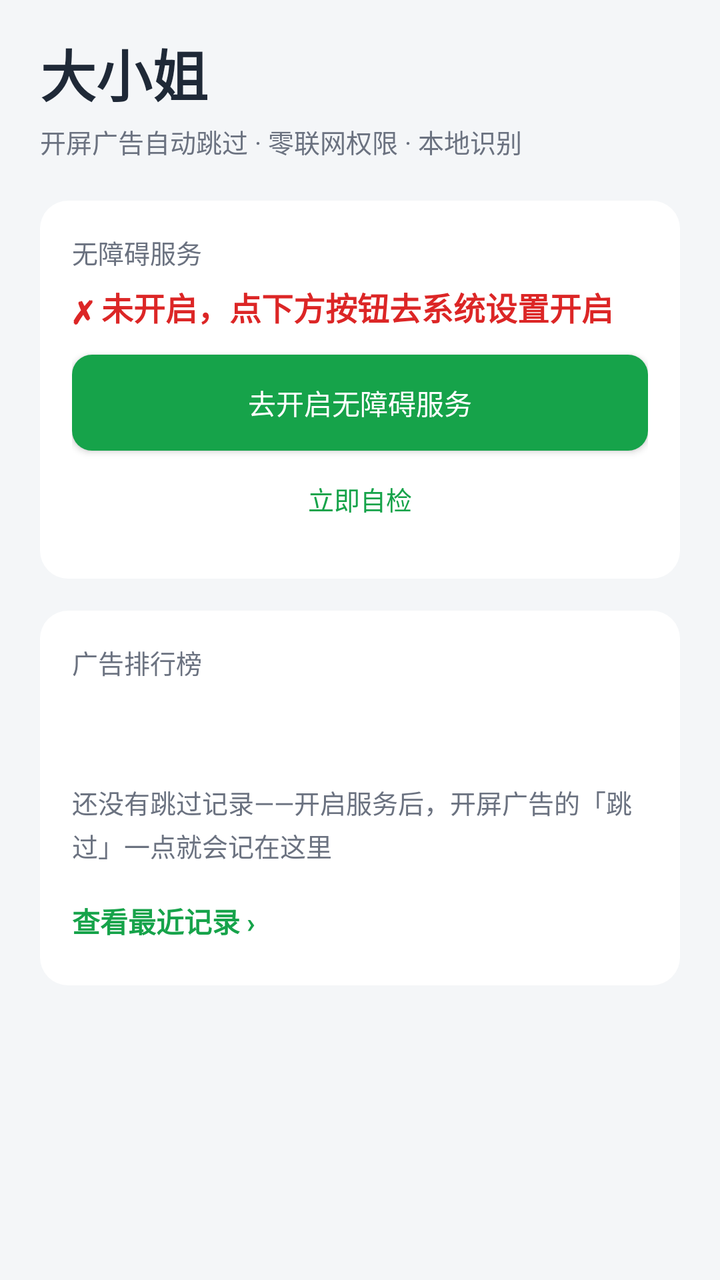
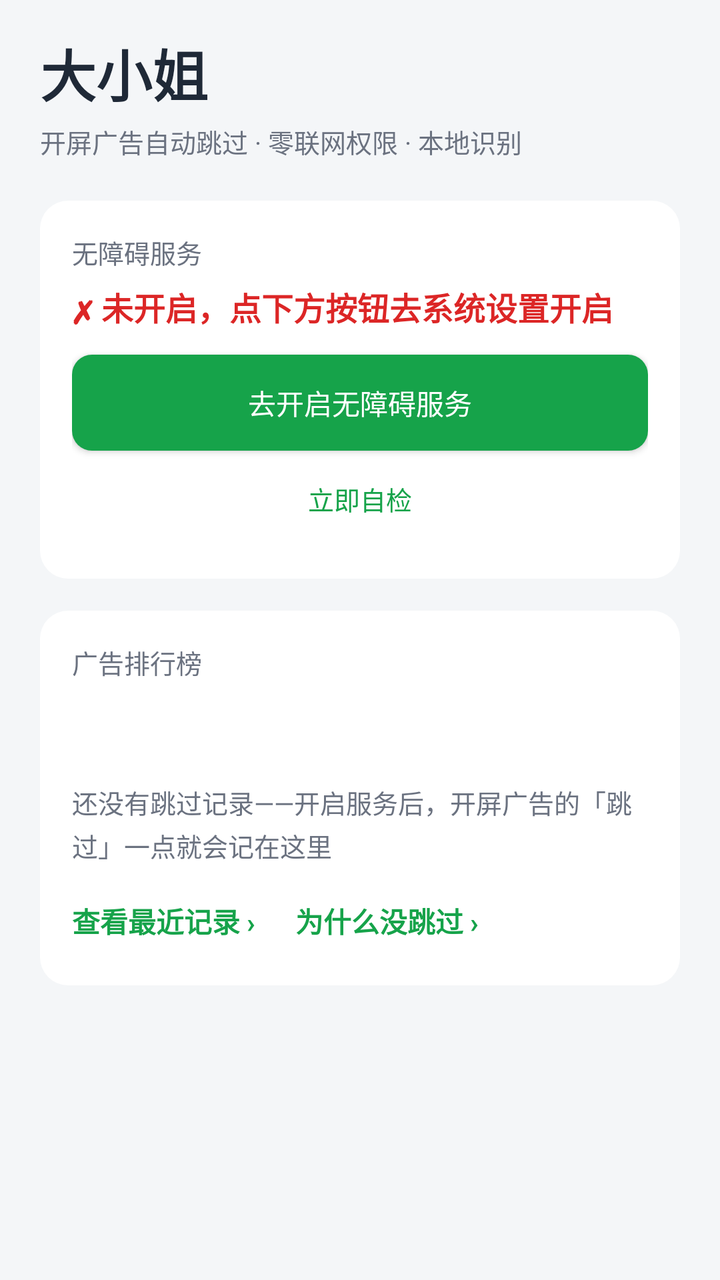

Before-and-after screenshots of an Android layout around one commit, followed by the original layout XML and the change that was made.
<!-- AndroidManifest.xml: application theme Theme.Daxiaojie -->
<!-- res/layout/activity_main.xml -->
<?xml version="1.0" encoding="utf-8"?>
<LinearLayout xmlns:android="http://schemas.android.com/apk/res/android"
    android:layout_width="match_parent"
    android:layout_height="match_parent"
    android:orientation="vertical">

    <View
        android:id="@+id/inset_top"
        android:layout_width="match_parent"
        android:layout_height="0dp" />

    <FrameLayout
        android:id="@+id/content_frame"
        android:layout_width="match_parent"
        android:layout_height="0dp"
        android:layout_weight="1">

        
        <FrameLayout
            android:id="@+id/blur_content"
            android:layout_width="match_parent"
            android:layout_height="match_parent">

        <ScrollView
            android:id="@+id/page_home"
            android:layout_width="match_parent"
            android:layout_height="match_parent"
            android:fillViewport="true">

            <LinearLayout
                android:layout_width="match_parent"
                android:layout_height="wrap_content"
                android:orientation="vertical"
                android:paddingLeft="20dp"
                android:paddingRight="20dp"
                android:paddingBottom="92dp">

                <TextView
                    android:layout_width="wrap_content"
                    android:layout_height="wrap_content"
                    android:layout_marginTop="16dp"
                    android:text="@string/app_name"
                    android:textColor="@color/text_primary"
                    android:textSize="28sp"
                    android:textStyle="bold" />

                <TextView
                    android:layout_width="wrap_content"
                    android:layout_height="wrap_content"
                    android:layout_marginTop="4dp"
                    android:text="@string/app_subtitle"
                    android:textColor="@color/text_secondary"
                    android:textSize="13sp" />

                
                <LinearLayout
                    android:layout_width="match_parent"
                    android:layout_height="wrap_content"
                    android:layout_marginTop="20dp"
                    android:background="@drawable/bg_card"
                    android:orientation="vertical"
                    android:padding="16dp">

                    <TextView
                        android:layout_width="wrap_content"
                        android:layout_height="wrap_content"
                        android:text="@string/section_status"
                        android:textColor="@color/text_secondary"
                        android:textSize="13sp" />

                    <TextView
                        android:id="@+id/status_text"
                        android:layout_width="wrap_content"
                        android:layout_height="wrap_content"
                        android:layout_marginTop="6dp"
                        android:text="@string/status_off"
                        android:textColor="@color/status_off"
                        android:textSize="16sp"
                        android:textStyle="bold" />

                    <Button
                        android:id="@+id/action_button"
                        android:layout_width="match_parent"
                        android:layout_height="wrap_content"
                        android:layout_marginTop="12dp"
                        android:background="@drawable/bg_button_primary"
                        android:text="@string/action_enable"
                        android:textColor="#FFFFFF" />

                    <Button
                        android:id="@+id/check_now_button"
                        style="?android:attr/borderlessButtonStyle"
                        android:layout_width="wrap_content"
                        android:layout_height="wrap_content"
                        android:layout_gravity="center_horizontal"
                        android:text="@string/action_check_now"
                        android:textColor="@color/primary"
                        android:textSize="13sp" />
                </LinearLayout>

                
                <LinearLayout
                    android:layout_width="match_parent"
                    android:layout_height="wrap_content"
                    android:layout_marginTop="16dp"
                    android:background="@drawable/bg_card"
                    android:orientation="vertical"
                    android:padding="16dp">

                    <TextView
                        android:layout_width="wrap_content"
                        android:layout_height="wrap_content"
                        android:text="@string/section_rank"
                        android:textColor="@color/text_secondary"
                        android:textSize="13sp" />

                    <TextView
                        android:id="@+id/stats_summary_text"
                        android:layout_width="wrap_content"
                        android:layout_height="wrap_content"
                        android:layout_marginTop="6dp"
                        android:textColor="@color/text_primary"
                        android:textSize="20sp"
                        android:textStyle="bold" />

                    <LinearLayout
                        android:id="@+id/rank_container"
                        android:layout_width="match_parent"
                        android:layout_height="wrap_content"
                        android:layout_marginTop="10dp"
                        android:orientation="vertical" />

                    <TextView
                        android:id="@+id/rank_empty_text"
                        android:layout_width="match_parent"
                        android:layout_height="wrap_content"
                        android:layout_marginTop="8dp"
                        android:lineSpacingExtra="3dp"
                        android:text="@string/stats_empty"
                        android:textColor="@color/text_secondary"
                        android:textSize="13sp" />

                    <TextView
                        android:id="@+id/rank_others_text"
                        android:layout_width="match_parent"
                        android:layout_height="wrap_content"
                        android:layout_marginTop="6dp"
                        android:textColor="@color/text_secondary"
                        android:textSize="12sp"
                        android:visibility="gone" />

                    <TextView
                        android:id="@+id/recent_entry"
                        android:layout_width="wrap_content"
                        android:layout_height="wrap_content"
                        android:layout_marginTop="12dp"
                        android:paddingTop="6dp"
                        android:paddingBottom="6dp"
                        android:text="@string/entry_recent"
                        android:textColor="@color/primary"
                        android:textSize="14sp"
                        android:textStyle="bold" />
                </LinearLayout>
            </LinearLayout>
        </ScrollView>

        
        <ScrollView
            android:id="@+id/page_settings"
            android:layout_width="match_parent"
            android:layout_height="match_parent"
            android:fillViewport="true"
            android:visibility="gone">

            <LinearLayout
                android:layout_width="match_parent"
                android:layout_height="wrap_content"
                android:orientation="vertical"
                android:paddingLeft="20dp"
                android:paddingRight="20dp"
                android:paddingBottom="92dp">

                <TextView
                    android:layout_width="wrap_content"
                    android:layout_height="wrap_content"
                    android:layout_marginTop="16dp"
                    android:text="@string/tab_settings"
                    android:textColor="@color/text_primary"
                    android:textSize="28sp"
                    android:textStyle="bold" />

                <TextView
                    android:layout_width="wrap_content"
                    android:layout_height="wrap_content"
                    android:layout_marginTop="20dp"
                    android:text="@string/settings_group_skip"
                    android:textColor="@color/text_secondary"
                    android:textSize="13sp" />

                <LinearLayout
                    android:layout_width="match_parent"
                    android:layout_height="wrap_content"
                    android:background="@drawable/bg_card"
                    android:orientation="vertical"
                    android:paddingLeft="16dp"
                    android:paddingRight="16dp">
                    <LinearLayout
                        android:id="@+id/row_rules"
                        android:layout_width="match_parent"
                        android:layout_height="wrap_content"
                        android:gravity="center_vertical"
                        android:orientation="horizontal"
                        android:paddingTop="14dp"
                        android:paddingBottom="14dp">

                        <LinearLayout
                            android:layout_width="0dp"
                            android:layout_height="wrap_content"
                            android:layout_weight="1"
                            android:orientation="vertical">

                            <TextView
                                android:layout_width="wrap_content"
                                android:layout_height="wrap_content"
                                android:text="@string/settings_row_rules"
                                android:textColor="@color/text_primary"
                                android:textSize="15sp" />

                            <TextView
                                
                                android:layout_width="wrap_content"
                                android:layout_height="wrap_content"
                                android:layout_marginTop="2dp"
                                android:text="@string/settings_row_rules_sub"
                                android:textColor="@color/text_secondary"
                                android:textSize="12sp" />
                        </LinearLayout>

                        <TextView
                            android:layout_width="wrap_content"
                            android:layout_height="wrap_content"
                            android:text="›"
                            android:textColor="@color/text_secondary"
                            android:textSize="18sp" />
                    </LinearLayout>
                </LinearLayout>

                <TextView
                    android:layout_width="wrap_content"
                    android:layout_height="wrap_content"
                    android:layout_marginTop="20dp"
                    android:text="@string/settings_group_ka"
                    android:textColor="@color/text_secondary"
                    android:textSize="13sp" />

                <LinearLayout
                    android:layout_width="match_parent"
                    android:layout_height="wrap_content"
                    android:background="@drawable/bg_card"
                    android:orientation="vertical"
                    android:paddingLeft="16dp"
                    android:paddingRight="16dp">
                    <LinearLayout
                        android:id="@+id/row_keepalive"
                        android:layout_width="match_parent"
                        android:layout_height="wrap_content"
                        android:gravity="center_vertical"
                        android:orientation="horizontal"
                        android:paddingTop="14dp"
                        android:paddingBottom="14dp">

                        <LinearLayout
                            android:layout_width="0dp"
                            android:layout_height="wrap_content"
                            android:layout_weight="1"
                            android:orientation="vertical">

                            <TextView
                                android:layout_width="wrap_content"
                                android:layout_height="wrap_content"
                                android:text="@string/settings_row_ka"
                                android:textColor="@color/text_primary"
                                android:textSize="15sp" />

                            <TextView
                                android:id="@+id/row_ka_sub"
                                android:layout_width="wrap_content"
                                android:layout_height="wrap_content"
                                android:layout_marginTop="2dp"
                                android:text="@string/settings_row_ka_sub"
                                android:textColor="@color/text_secondary"
                                android:textSize="12sp" />
                        </LinearLayout>

                        <TextView
                            android:layout_width="wrap_content"
                            android:layout_height="wrap_content"
                            android:text="›"
                            android:textColor="@color/text_secondary"
                            android:textSize="18sp" />
                    </LinearLayout>
                </LinearLayout>

                <TextView
                    android:layout_width="wrap_content"
                    android:layout_height="wrap_content"
                    android:layout_marginTop="20dp"
                    android:text="@string/settings_group_general"
                    android:textColor="@color/text_secondary"
                    android:textSize="13sp" />

                <LinearLayout
                    android:layout_width="match_parent"
                    android:layout_height="wrap_content"
                    android:background="@drawable/bg_card"
                    android:orientation="vertical"
                    android:paddingLeft="16dp"
                    android:paddingRight="16dp">
                    <LinearLayout
                        android:id="@+id/row_maintain"
                        android:layout_width="match_parent"
                        android:layout_height="wrap_content"
                        android:gravity="center_vertical"
                        android:orientation="horizontal"
                        android:paddingTop="14dp"
                        android:paddingBottom="14dp">

                        <LinearLayout
                            android:layout_width="0dp"
                            android:layout_height="wrap_content"
                            android:layout_weight="1"
                            android:orientation="vertical">

                            <TextView
                                android:layout_width="wrap_content"
                                android:layout_height="wrap_content"
                                android:text="@string/settings_row_maintain"
                                android:textColor="@color/text_primary"
                                android:textSize="15sp" />

                            <TextView
                                
                                android:layout_width="wrap_content"
                                android:layout_height="wrap_content"
                                android:layout_marginTop="2dp"
                                android:text="@string/settings_row_maintain_sub"
                                android:textColor="@color/text_secondary"
                                android:textSize="12sp" />
                        </LinearLayout>

                        <TextView
                            android:layout_width="wrap_content"
                            android:layout_height="wrap_content"
                            android:text="›"
                            android:textColor="@color/text_secondary"
                            android:textSize="18sp" />
                    </LinearLayout>

                    <View
                        android:layout_width="match_parent"
                        android:layout_height="1dp"
                        android:background="#14000000" />

                    <LinearLayout
                        android:layout_width="match_parent"
                        android:layout_height="wrap_content"
                        android:gravity="center_vertical"
                        android:orientation="horizontal"
                        android:paddingTop="14dp"
                        android:paddingBottom="14dp">

                        <TextView
                            android:layout_width="0dp"
                            android:layout_height="wrap_content"
                            android:layout_weight="1"
                            android:text="@string/settings_row_version"
                            android:textColor="@color/text_primary"
                            android:textSize="15sp" />

                        <TextView
                            android:id="@+id/version_text"
                            android:layout_width="wrap_content"
                            android:layout_height="wrap_content"
                            android:textColor="@color/text_secondary"
                            android:textSize="13sp" />
                    </LinearLayout>
                </LinearLayout>
            </LinearLayout>
        </ScrollView>

        </FrameLayout>

        
        <com.noteatoranges.skipad.util.GlassBarView
            android:id="@+id/tab_bar"
            android:layout_width="0dp"
            android:layout_height="52dp"
            android:layout_gravity="bottom|center_horizontal"
            android:layout_marginBottom="16dp"
            android:orientation="horizontal"
            android:padding="6dp">

            <TextView
                android:id="@+id/tab_home"
                android:layout_width="0dp"
                android:layout_height="match_parent"
                android:layout_weight="1"
                android:background="@drawable/bg_tab_on"
                android:gravity="center"
                android:minWidth="88dp"
                android:paddingLeft="20dp"
                android:paddingRight="20dp"
                android:text="@string/tab_home"
                android:textColor="@color/primary"
                android:textSize="14sp"
                android:textStyle="bold" />

            <TextView
                android:id="@+id/tab_settings"
                android:layout_width="0dp"
                android:layout_height="match_parent"
                android:layout_marginLeft="4dp"
                android:layout_weight="1"
                android:gravity="center"
                android:minWidth="88dp"
                android:paddingLeft="20dp"
                android:paddingRight="20dp"
                android:text="@string/tab_settings"
                android:textColor="@color/text_secondary"
                android:textSize="14sp" />

        </com.noteatoranges.skipad.util.GlassBarView>
    </FrameLayout>
</LinearLayout>
<!-- resources referenced by this layout -->
<resources>
  <color name="primary">#16A34A</color>
  <color name="status_off">#DC2626</color>
  <color name="text_primary">#1F2937</color>
  <color name="text_secondary">#6B7280</color>
  <!-- drawable bg_button_primary (drawable) -->
  <?xml version="1.0" encoding="utf-8"?>
  <shape xmlns:android="http://schemas.android.com/apk/res/android" android:shape="rectangle">
      <solid android:color="@color/primary" />
      <corners android:radius="10dp" />
  </shape>
  <!-- drawable bg_card (drawable) -->
  <?xml version="1.0" encoding="utf-8"?>
  <shape xmlns:android="http://schemas.android.com/apk/res/android" android:shape="rectangle">
      <solid android:color="@color/card" />
      <corners android:radius="14dp" />
  </shape>
  <!-- drawable bg_tab_on (drawable) -->
  <?xml version="1.0" encoding="utf-8"?>
  <shape xmlns:android="http://schemas.android.com/apk/res/android">
      <corners android:radius="22dp" />
      <solid android:color="#E6F4EA" />
  </shape>
  <string name="action_check_now">立即自检</string>
  <string name="action_enable">去开启无障碍服务</string>
  <string name="app_name">大小姐</string>
  <string name="app_subtitle">开屏广告自动跳过 · 零联网权限 · 本地识别</string>
  <string name="entry_recent">查看最近记录 ›</string>
  <string name="section_rank">广告排行榜</string>
  <string name="section_status">无障碍服务</string>
  <string name="settings_group_general">通用</string>
  <string name="settings_group_ka">保活</string>
  <string name="settings_group_skip">广告跳过</string>
  <string name="settings_row_ka">保活与后台</string>
  <string name="settings_row_ka_sub">静默复活 · 电池优化 · 自启动</string>
  <string name="settings_row_maintain">数据与维护</string>
  <string name="settings_row_maintain_sub">内存占用 · 清理缓存 · 清空统计 · 备份规则</string>
  <string name="settings_row_rules">跳过规则与快照</string>
  <string name="settings_row_rules_sub">自建规则管理 · 快照点选生成</string>
  <string name="settings_row_version">版本</string>
  <string name="stats_empty">还没有跳过记录——开启服务后，开屏广告的「跳过」一点就会记在这里</string>
  <string name="status_off">✗ 未开启，点下方按钮去系统设置开启</string>
  <string name="tab_home">首页</string>
  <string name="tab_settings">设置</string>
  <style name="Theme.Daxiaojie" parent="Theme.AppCompat.DayNight.NoActionBar">
          <item name="colorPrimary">@color/primary</item>
          <item name="colorPrimaryDark">@color/primary_dark</item>
          <item name="colorAccent">@color/primary</item>
          <item name="android:windowBackground">@color/background</item>
          <item name="android:statusBarColor">@android:color/transparent</item>
          <item name="android:navigationBarColor">@android:color/transparent</item>
          <item name="android:windowLightStatusBar">true</item>
      </style>
  <color name="card">#FFFFFF</color>
  <color name="primary_dark">#0E7A38</color>
  <color name="background">#F4F6F8</color>
</resources>

<!-- the commit's change to res/layout/activity_main.xml (unified diff, before → after) -->
@@ -149,17 +149,36 @@
                         android:textSize="12sp"
                         android:visibility="gone" />
 
-                    <TextView
-                        android:id="@+id/recent_entry"
-                        android:layout_width="wrap_content"
+                    <LinearLayout
+                        android:layout_width="match_parent"
                         android:layout_height="wrap_content"
                         android:layout_marginTop="12dp"
-                        android:paddingTop="6dp"
-                        android:paddingBottom="6dp"
-                        android:text="@string/entry_recent"
-                        android:textColor="@color/primary"
-                        android:textSize="14sp"
-                        android:textStyle="bold" />
+                        android:orientation="horizontal">
+
+                        <TextView
+                            android:id="@+id/recent_entry"
+                            android:layout_width="wrap_content"
+                            android:layout_height="wrap_content"
+                            android:paddingTop="6dp"
+                            android:paddingBottom="6dp"
+                            android:text="@string/entry_recent"
+                            android:textColor="@color/primary"
+                            android:textSize="14sp"
+                            android:textStyle="bold" />
+
+                        
+                        <TextView
+                            android:id="@+id/diagnosis_entry"
+                            android:layout_width="wrap_content"
+                            android:layout_height="wrap_content"
+                            android:layout_marginLeft="20dp"
+                            android:paddingTop="6dp"
+                            android:paddingBottom="6dp"
+                            android:text="@string/entry_diagnosis"
+                            android:textColor="@color/primary"
+                            android:textSize="14sp"
+                            android:textStyle="bold" />
+                    </LinearLayout>
                 </LinearLayout>
             </LinearLayout>
         </ScrollView>
<!-- resource entries referenced after the edit -->
@@ -26,6 +26,7 @@
   <string name="action_enable">去开启无障碍服务</string>
   <string name="app_name">大小姐</string>
   <string name="app_subtitle">开屏广告自动跳过 · 零联网权限 · 本地识别</string>
+  <string name="entry_diagnosis">为什么没跳过 ›</string>
   <string name="entry_recent">查看最近记录 ›</string>
   <string name="section_rank">广告排行榜</string>
   <string name="section_status">无障碍服务</string>
